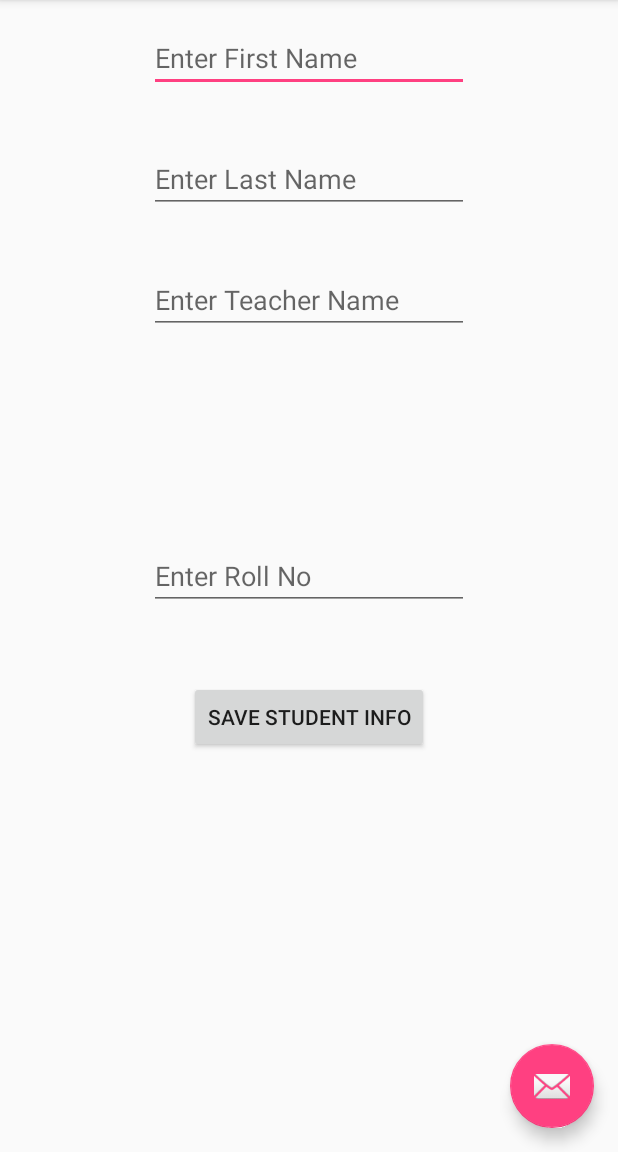
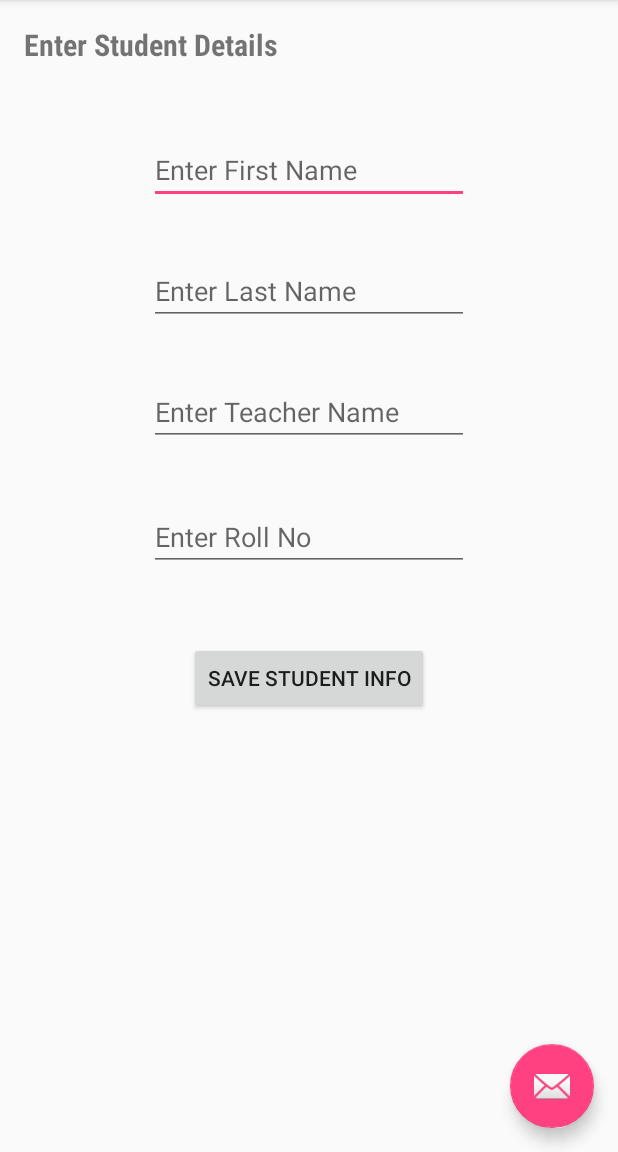
Before and after one commit to ars123/SqliteStudentdatabase, an Android app: the screen it shows after launch (MainActivity), on a phone screen of 412 x 824 dp, the part 84-1236 px from its top. Run offline under Robolectric (Android 15) with nearby library versions, the phone set to English and light mode, and no system bars.

Commit message:
Refactored code

```diff
--- a/app/src/main/java/com/example/user/app/sqlitestudentdatabase/MainActivity.java
+++ b/app/src/main/java/com/example/user/app/sqlitestudentdatabase/MainActivity.java
@@ -45,13 +45,17 @@ public class MainActivity extends AppCompatActivity {
                 teacherName = editTeacherName.getText().toString();
                 rollNumber = editRollNo.getText().toString();
 
-                StudentDatabaseHelper db = new StudentDatabaseHelper(getApplicationContext());
-                db.insertStudentInfo(firstName,lastName,teacherName,rollNumber);
-                Toast.makeText(MainActivity.this, "Student data is successfully stored", Toast.LENGTH_SHORT).show();
+                if(firstName.trim().length()>0 && lastName.trim().length()>0 && teacherName.trim().length()>0 && rollNumber.trim().length()>0) {
 
-                Intent intent = new Intent(getApplicationContext(),Main2Activity.class);
-                startActivity(intent);
+                    StudentDatabaseHelper db = new StudentDatabaseHelper(getApplicationContext());
+                    db.insertStudentInfo(firstName, lastName, teacherName, rollNumber);
+                    Toast.makeText(MainActivity.this, "Student data is successfully stored", Toast.LENGTH_SHORT).show();
 
+                    Intent intent = new Intent(getApplicationContext(), Main2Activity.class);
+                    startActivity(intent);
+                }else{
+                    Toast.makeText(MainActivity.this, "Please enter student details to store", Toast.LENGTH_SHORT).show();
+                }
 
             }
         });
--- a/app/src/main/res/layout/content_main.xml
+++ b/app/src/main/res/layout/content_main.xml
@@ -12,6 +12,18 @@
     tools:context="com.example.user.app.sqlitestudentdatabase.MainActivity"
     tools:showIn="@layout/activity_main">
 
+    <TextView
+        android:layout_width="wrap_content"
+        android:layout_height="wrap_content"
+        android:text="Enter Student Details"
+        android:layout_alignParentTop="true"
+        android:id="@+id/textView"
+        android:textStyle="bold"
+        android:textSize="20sp"
+        android:fontFamily="sans-serif-condensed"
+        android:gravity="top|center_horizontal"
+        />
+
 
     <EditText
         android:layout_width="wrap_content"
@@ -20,8 +32,10 @@
         android:hint="Enter First Name"
         android:ems="10"
         android:singleLine="true"
-        android:layout_alignParentTop="true"
-        android:layout_centerHorizontal="true" />
+        android:layout_below="@+id/textView"
+        android:layout_alignLeft="@+id/lastName"
+        android:layout_alignStart="@+id/lastName"
+        android:layout_marginTop="47dp" />
 
     <EditText
         android:layout_width="wrap_content"
@@ -53,8 +67,10 @@
         android:singleLine="true"
         android:ems="10"
         android:id="@+id/rollNum"
-        android:layout_centerVertical="true"
-        android:layout_centerHorizontal="true" />
+        android:layout_below="@+id/teacherName"
+        android:layout_alignLeft="@+id/teacherName"
+        android:layout_alignStart="@+id/teacherName"
+        android:layout_marginTop="38dp" />
 
     <Button
         android:layout_width="wrap_content"
@@ -65,4 +81,6 @@
         android:layout_centerHorizontal="true"
         android:layout_marginTop="47dp" />
 
+
+
 </RelativeLayout>
```
